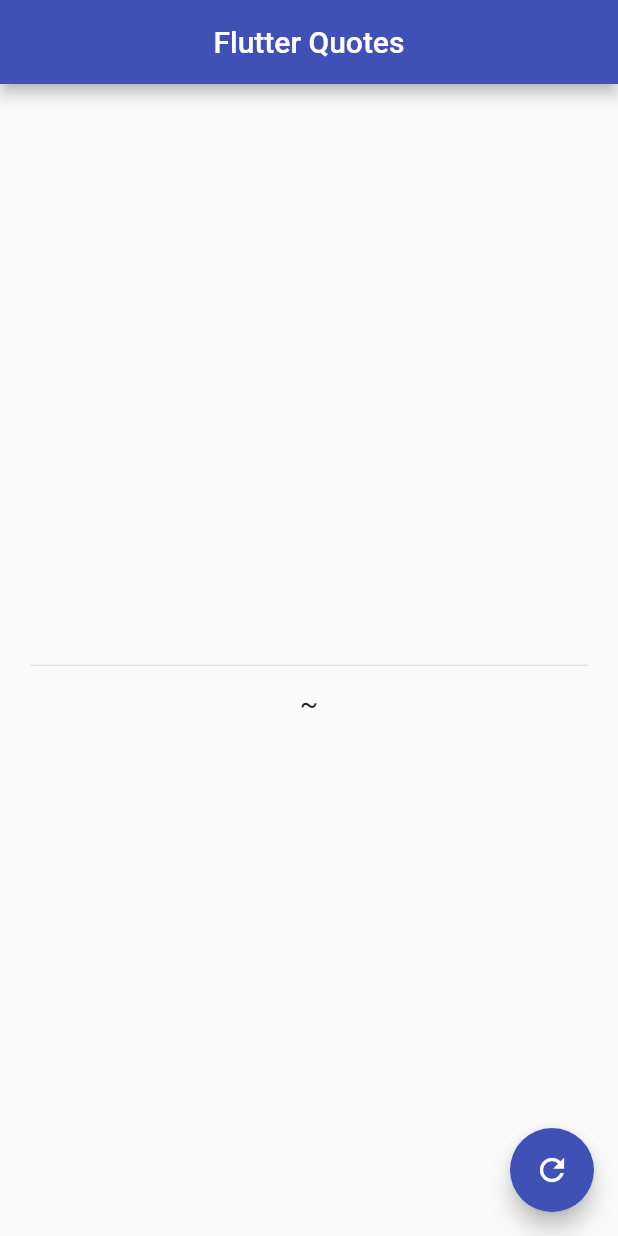
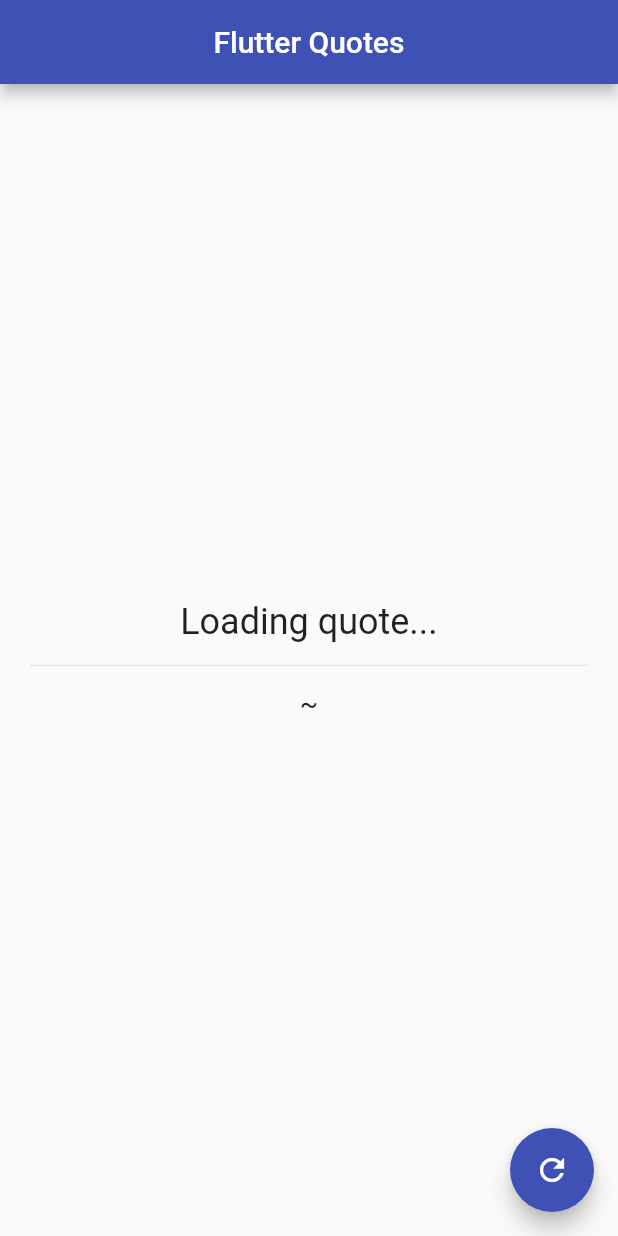
Before and after one commit to AndreaErario/Flutter_Quotes, a Flutter app: the screen it shows after launch, on a phone screen of 412 x 824 dp. Run offline on Flutter 3.47's test engine with Material 2 defaults, Android fonts, the phone set to English and light mode, and no system bars; network calls fail.

Commit message:
Adds placeholder text

```diff
--- a/lib/main.dart
+++ b/lib/main.dart
@@ -45,7 +45,13 @@
           mainAxisAlignment: MainAxisAlignment.center,
           crossAxisAlignment: CrossAxisAlignment.center,
           children: [
-            Text(text,
+            Text(
+                (() {
+                  if (text != "") {
+                    return text;
+                  }
+                  return "Loading quote...";
+                }()),
                 style: const TextStyle(fontSize: 24.0),
                 textAlign: TextAlign.center),
             const Divider(height: 30, indent: 20, endIndent: 20),
```
